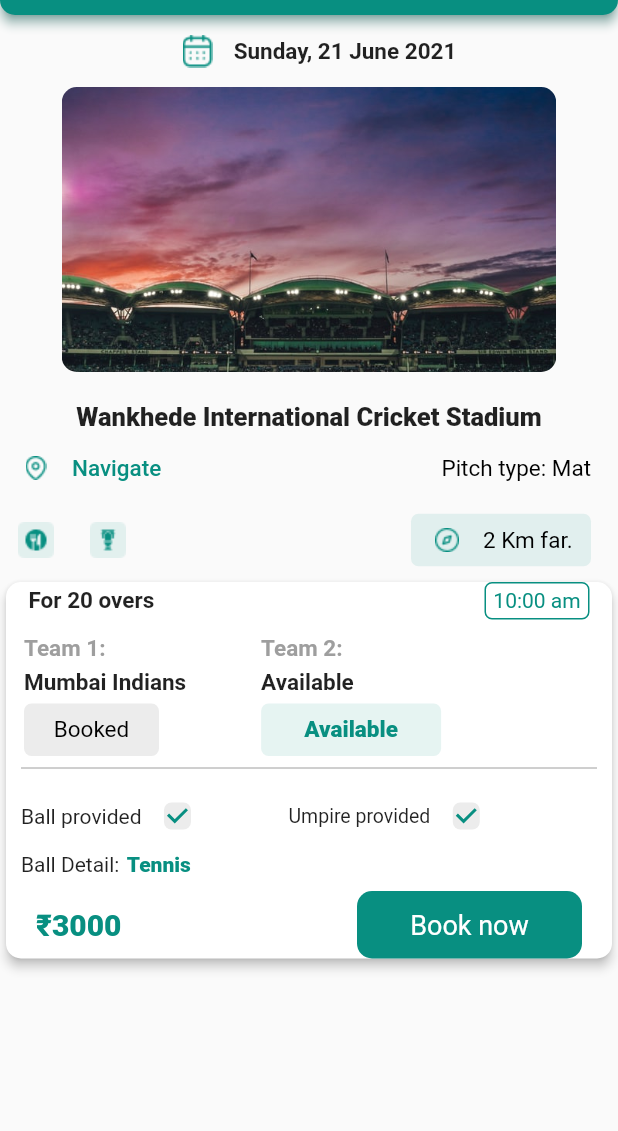
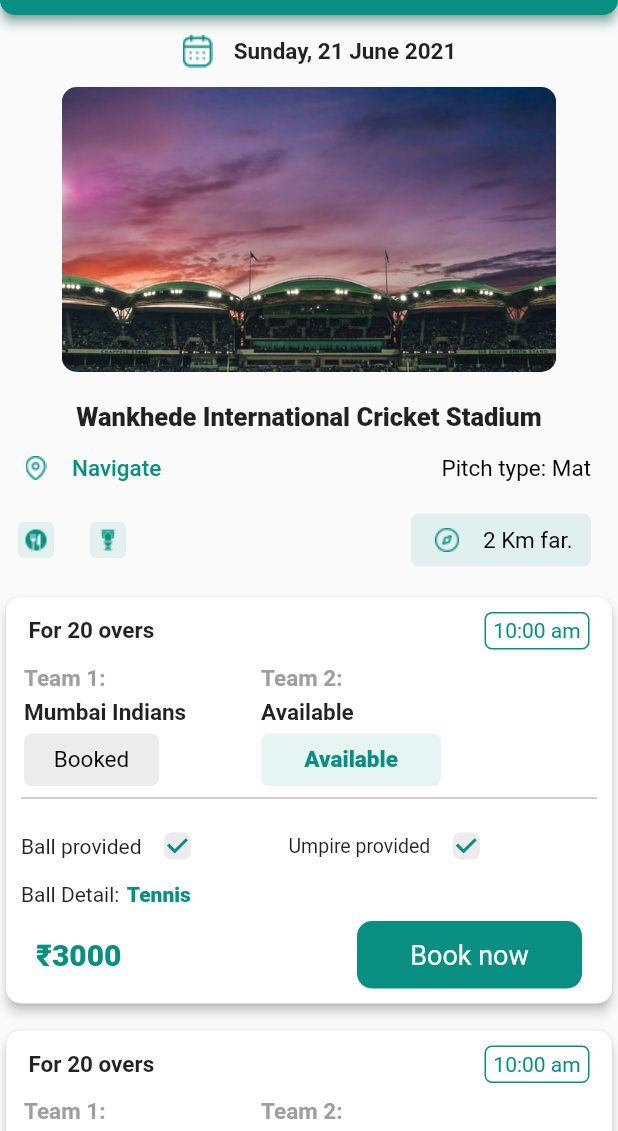
Before and after one commit to yash1001-sojitra/gameon, a Flutter app: the GameonDash screen opened by its route, after a tap on "20 over", on a phone screen of 412 x 824 dp, the part 105-1236 px from its top. Run offline on Flutter 3.47's test engine with Material 2 defaults, Android fonts, the phone set to English and light mode, and no system bars; our stand-ins replace bloc, date_picker_timeline, flutter_bloc, google_fonts, lottie, pinput.

Commit message:
screen fix

```diff
--- a/lib/Core/Constant/string.dart
+++ b/lib/Core/Constant/string.dart
@@ -9,5 +9,6 @@ const String otpverificationScreenRoute = '/otpverificationScreenRoute';
 
 //dash
 const String gameondashScreenRoute = '/gameondash';
+const String gameondetailsScreenRoute = '/gameondetailsscreen';
 
 //****************End-Routes***********************
--- a/lib/Routes/routes.dart
+++ b/lib/Routes/routes.dart
@@ -6,6 +6,7 @@ import 'package:gameon/Logic/service/service.dart';
 import 'package:gameon/Screens/Authentication/otpverification.dart';
 import 'package:gameon/Screens/Authentication/signinscreen.dart';
 import 'package:gameon/Screens/Dashboard/dashboard.dart';
+import 'package:gameon/Screens/Dashboard/detailsscreen.dart';
 import 'package:gameon/Screens/Splash/splashscreen.dart';
 
 import '../Core/Constant/string.dart';
@@ -30,11 +31,17 @@ class Routes {
 
 //dash
 
-   case gameondashScreenRoute:
-        return MaterialPageRoute(builder: (_) => BlocProvider(
-            create: (context) => GroundCubit(dataProvider: DataProvider(fetchJsonFile: FetchJsonFile())),
-            child: const GameonDash(),
-          ));
+      case gameondashScreenRoute:
+        return MaterialPageRoute(
+            builder: (_) => BlocProvider(
+                  create: (context) => GroundCubit(
+                      dataProvider:
+                          DataProvider(fetchJsonFile: FetchJsonFile())),
+                  child: const GameonDash(),
+                ));
+
+      case gameondetailsScreenRoute:
+        return MaterialPageRoute(builder: (context) => const GroundDetails());
 
       default:
         return MaterialPageRoute(
--- a/lib/Screens/Dashboard/dashboard.dart
+++ b/lib/Screens/Dashboard/dashboard.dart
@@ -1,6 +1,7 @@
 import 'package:date_picker_timeline/date_picker_widget.dart';
 import 'package:flutter/material.dart';
 import 'package:flutter_bloc/flutter_bloc.dart';
+import 'package:gameon/Core/Constant/string.dart';
 import 'package:gameon/Logic/cubit/cubit/ground_cubit.dart';
 import 'package:gameon/Screens/Dashboard/detailsscreen.dart';
 
@@ -62,7 +63,8 @@ class _GameonDashState extends State<GameonDash> {
           }
           final ground = state.ground;
           print(ground.fields!.first.date);
-          return Column(
+          return SingleChildScrollView(
+            child: Column(
               mainAxisAlignment: MainAxisAlignment.start,
               children: <Widget>[
                 const SizedBox(
@@ -130,22 +132,21 @@ class _GameonDashState extends State<GameonDash> {
                 const SizedBox(
                   height: 20,
                 ),
-              Expanded(
-                child: ListView.builder(
+                ListView.builder(
+                  physics: const NeverScrollableScrollPhysics(),
+                  shrinkWrap: true,
                   itemCount: 5,
                   itemBuilder: (BuildContext context, int index) {
                     return GestureDetector(
                         onTap: () {
-                          Navigator.pushReplacement(
-                              context,
-                              MaterialPageRoute(
-                                  builder: (context) => const GroundDetails()));
+                          Navigator.pushNamed(
+                              context, gameondetailsScreenRoute);
                         },
                         child: const GroundListViewModel());
                   },
-                ),
                 )
               ],
+            ),
           );
         },
       ),
--- a/lib/Screens/Dashboard/detailsscreen.dart
+++ b/lib/Screens/Dashboard/detailsscreen.dart
@@ -25,7 +25,8 @@ class _GroundDetailsState extends State<GroundDetails> {
                 bottomRight: Radius.circular(10))),
       ),
       drawer: const Drawer(),
-      body: Column(
+      body: SingleChildScrollView(
+        child: Column(
           mainAxisAlignment: MainAxisAlignment.start,
           children: [
             Row(
@@ -173,15 +174,16 @@ class _GroundDetailsState extends State<GroundDetails> {
                 ],
               ),
             ),
-          Expanded(
-            child: ListView.builder(
-              itemCount: 1,
+            ListView.builder(
+              physics: const NeverScrollableScrollPhysics(),
+              shrinkWrap: true,
+              itemCount: 5,
               itemBuilder: (BuildContext context, int index) {
                 return const DetailsViewModel();
               },
             ),
+          ],
         ),
-        ],
       ),
     );
   }
@@ -195,15 +197,21 @@ class DetailsViewModel extends StatefulWidget {
 }
 
 class _DetailsViewModelState extends State<DetailsViewModel> {
-  late bool checkedValue = true;
+  late bool isballpro = true;
+  late bool isumpirepro = true;
   @override
   Widget build(BuildContext context) {
-    return Card(
+    return Padding(
+      padding: const EdgeInsets.only(top: 10.0),
+      child: Card(
         shape: RoundedRectangleBorder(borderRadius: BorderRadius.circular(10)),
         elevation: 3,
         child: Column(
           mainAxisAlignment: MainAxisAlignment.start,
           children: [
+            const SizedBox(
+              height: 10,
+            ),
             Padding(
               padding: const EdgeInsets.only(right: 15.0, left: 15),
               child: Row(
@@ -263,7 +271,8 @@ class _DetailsViewModelState extends State<DetailsViewModel> {
                           child: const Center(
                             child: Text(
                               "Booked",
-                            style: TextStyle(color: Colors.black, fontSize: 15),
+                              style:
+                                  TextStyle(color: Colors.black, fontSize: 15),
                             ),
                           )),
                     ],
@@ -329,11 +338,11 @@ class _DetailsViewModelState extends State<DetailsViewModel> {
                               borderRadius: BorderRadius.circular(5)),
                           fillColor: MaterialStateProperty.all(
                               Colors.grey.withOpacity(0.2)),
-                        value: checkedValue,
+                          value: isballpro,
                           activeColor: Colors.green,
                           onChanged: ((value) {
                             setState(() {
-                            checkedValue = value!;
+                              isballpro = value!;
                             });
                           })),
                     ],
@@ -353,11 +362,11 @@ class _DetailsViewModelState extends State<DetailsViewModel> {
                               borderRadius: BorderRadius.circular(5)),
                           fillColor: MaterialStateProperty.all(
                               Colors.grey.withOpacity(0.2)),
-                        value: checkedValue,
+                          value: isumpirepro,
                           activeColor: Colors.green,
                           onChanged: ((value) {
                             setState(() {
-                            checkedValue = value!;
+                              isumpirepro = value!;
                             });
                           })),
                     ],
@@ -418,8 +427,12 @@ class _DetailsViewModelState extends State<DetailsViewModel> {
                   ),
                 ],
               ),
+            ),
+            const SizedBox(
+              height: 10,
             )
           ],
+        ),
       ),
     );
   }
```
Lines whose indentation alone changed are shown as unchanged.
